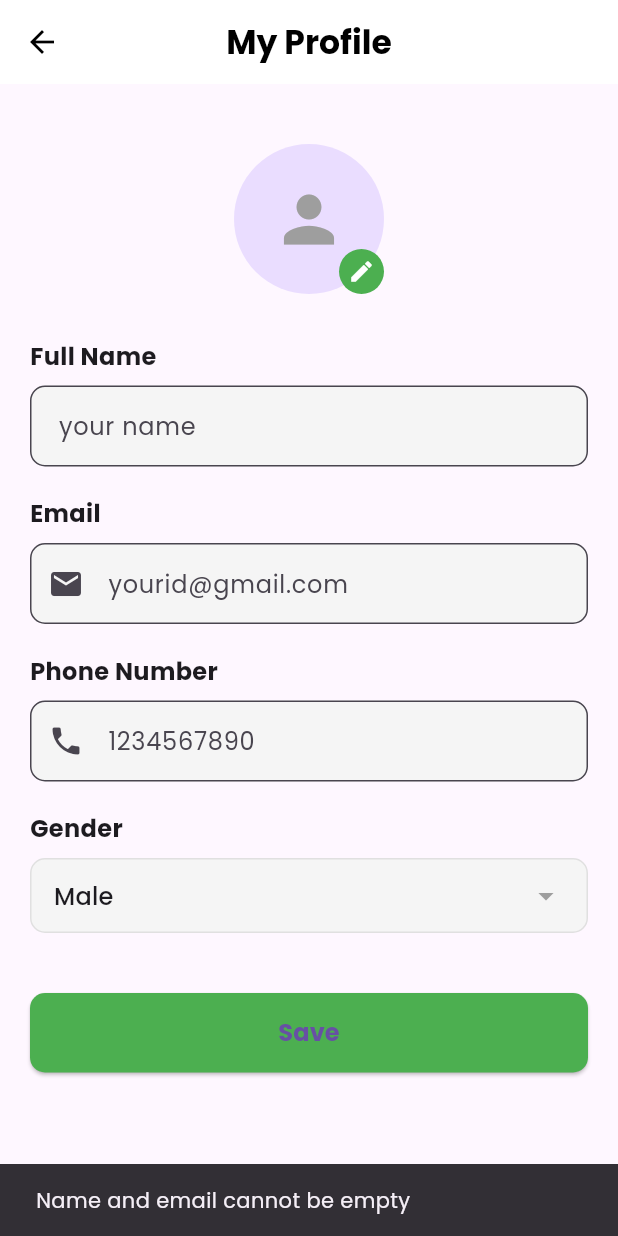
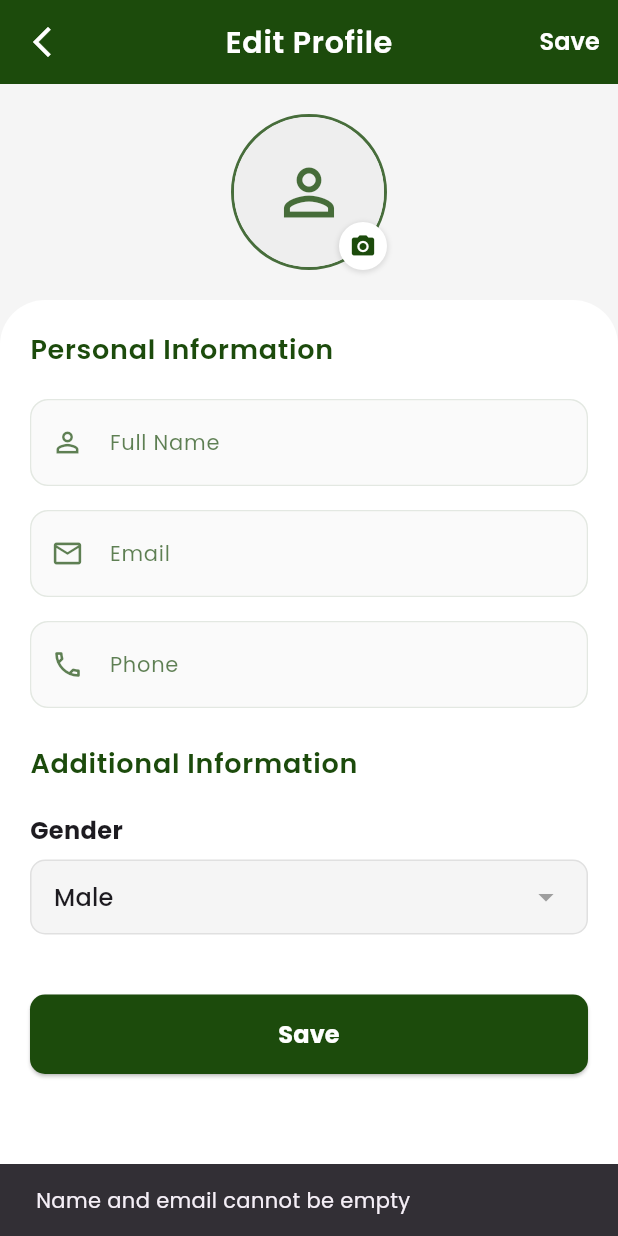
Before and after one commit to ShwetaRajputsk/cdd, a Flutter app: the EditProfileScreen screen opened by its route, after a tap on "Save", on a phone screen of 412 x 824 dp. Run offline on Flutter 3.47's test engine with Material 3 defaults, Android fonts, the phone set to English and light mode, and no system bars; our stand-ins replace camera, cloud_firestore, easy_localization, firebase_auth, firebase_core, firebase_storage and 3 more; accounts and stored records are empty.

Commit message:
Update edit_profile.dart

```diff
--- a/lib/edit_profile.dart
+++ b/lib/edit_profile.dart
@@ -4,7 +4,7 @@ import 'package:flutter/material.dart';
 import 'package:cloud_firestore/cloud_firestore.dart';
 import 'package:firebase_storage/firebase_storage.dart';
 import 'package:image_picker/image_picker.dart';
-import 'package:firebase_auth/firebase_auth.dart'; // Firebase Auth
+import 'package:firebase_auth/firebase_auth.dart';
 
 class EditProfileScreen extends StatefulWidget {
   const EditProfileScreen({Key? key}) : super(key: key);
@@ -19,10 +19,8 @@ class _EditProfileScreenState extends State<EditProfileScreen> {
   final TextEditingController _phoneController = TextEditingController();
   String? _selectedGender;
   String? _selectedBirthdate;
-  File? _selectedImageFile; // For mobile
-  Uint8List? _selectedImageBytes; // For web
-  String? _selectedImageName; // For web (file name)
-  String? _imageUrl; // To store the image URL fetched from Firestore
+  File? _selectedImageFile;
+  String? _imageUrl;
 
   @override
   void initState() {
@@ -38,11 +36,9 @@ class _EditProfileScreenState extends State<EditProfileScreen> {
     super.dispose();
   }
 
-  // Load user profile data (name, email, and image) from Firestore
   Future<void> _loadUserProfile() async {
     final user = FirebaseAuth.instance.currentUser;
     if (user != null) {
-      // Fetch user profile data
       final doc = await FirebaseFirestore.instance.collection('users').doc(user.uid).get();
       if (doc.exists) {
         setState(() {
@@ -51,21 +47,18 @@ class _EditProfileScreenState extends State<EditProfileScreen> {
           _phoneController.text = doc['phone'] ?? '';
           _selectedGender = doc['gender'] ?? 'Male';
           _selectedBirthdate = doc['birthdate'] ?? 'Select Date';
-          _imageUrl = doc['imageUrl']; // Fetch the image URL from Firestore
+          _imageUrl = doc['imageUrl'];
         });
       }
     }
   }
 
-  // Pick image (mobile or web)
   Future<void> _pickImage() async {
     if (kIsWeb) {
-      // Web file picker is not supported in this version
       ScaffoldMessenger.of(context).showSnackBar(
-        SnackBar(content: Text("Image picking is not supported on web in this version.")),
+        const SnackBar(content: Text("Image picking is not supported on web in this version.")),
       );
     } else {
-      // Mobile file picker
       final ImagePicker picker = ImagePicker();
       final XFile? image = await picker.pickImage(source: ImageSource.gallery);
       if (image != null) {
@@ -76,7 +69,6 @@ class _EditProfileScreenState extends State<EditProfileScreen> {
     }
   }
 
-  // Update profile details (name, email, and image)
   Future<void> _updateProfile() async {
     final user = FirebaseAuth.instance.currentUser;
     if (user != null) {
@@ -88,7 +80,7 @@ class _EditProfileScreenState extends State<EditProfileScreen> {
 
       if (name.isEmpty || email.isEmpty) {
         ScaffoldMessenger.of(context).showSnackBar(
-          SnackBar(content: Text("Name and email cannot be empty")),
+          const SnackBar(content: Text("Name and email cannot be empty")),
         );
         return;
       }
@@ -98,80 +90,107 @@ class _EditProfileScreenState extends State<EditProfileScreen> {
         'email': email,
         'phone': phone,
         'gender': gender,
+        'birthdate': birthdate,
       };
 
-      // Upload image if selected
       if (_selectedImageFile != null) {
         try {
           final storageRef = FirebaseStorage.instance.ref();
           final imageRef = storageRef.child('profile_images/${user.uid}.jpg');
-
-          String imageUrl = _imageUrl ?? '';
-
-          // Upload image file (mobile)
           await imageRef.putFile(_selectedImageFile!);
-          imageUrl = await imageRef.getDownloadURL();
-
-          profileData['imageUrl'] = imageUrl; // Store image URL in Firestore
-          setState(() {
-            _imageUrl = imageUrl; // Update the displayed image URL
-          });
+          final imageUrl = await imageRef.getDownloadURL();
+          profileData['imageUrl'] = imageUrl;
+          setState(() => _imageUrl = imageUrl);
         } catch (e) {
-          print("Error uploading image: $e");
           ScaffoldMessenger.of(context).showSnackBar(
-            SnackBar(content: Text("Error uploading image")),
+            const SnackBar(content: Text("Error uploading image")),
           );
           return;
         }
       }
-      // Update Firestore profile data
+
       try {
-        await FirebaseFirestore.instance.collection('users').doc(user.uid).set(profileData, SetOptions(merge: true));
-
+        await FirebaseFirestore.instance
+            .collection('users')
+            .doc(user.uid)
+            .set(profileData, SetOptions(merge: true));
         ScaffoldMessenger.of(context).showSnackBar(
-          SnackBar(content: Text("Profile updated successfully")),
+          const SnackBar(content: Text("Profile updated successfully")),
         );
       } catch (e) {
-        print("Error updating profile: $e");
         ScaffoldMessenger.of(context).showSnackBar(
-          SnackBar(content: Text("Error updating profile")),
+          const SnackBar(content: Text("Error updating profile")),
         );
       }
     }
   }
+
   @override
   Widget build(BuildContext context) {
     return Scaffold(
+      backgroundColor: const Color(0xFFF5F5F5),
       appBar: AppBar(
+        backgroundColor: const Color(0xFF1C4B0C),
+        elevation: 0,
         leading: IconButton(
-          icon: Icon(Icons.arrow_back, color: Colors.black),
+          icon: const Icon(Icons.arrow_back_ios_new, color: Colors.white),
           onPressed: () => Navigator.of(context).pop(),
         ),
-        backgroundColor: Colors.white,
-        elevation: 0,
-        title: Text(
-          'My Profile',
-          style: TextStyle(color: Colors.black, fontWeight: FontWeight.bold),
+        title: const Text(
+          'Edit Profile',
+          style: TextStyle(
+            color: Colors.white,
+            fontSize: 20,
+            fontWeight: FontWeight.w600,
+            letterSpacing: 0.5,
+          ),
         ),
         centerTitle: true,
+        actions: [
+          TextButton(
+            onPressed: _updateProfile,
+            child: const Text(
+              'Save',
+              style: TextStyle(
+                color: Colors.white,
+                fontSize: 16,
+                fontWeight: FontWeight.w600,
+              ),
+            ),
+          ),
+        ],
       ),
       body: SingleChildScrollView(
-        padding: EdgeInsets.symmetric(horizontal: 20, vertical: 20), // Added vertical padding
         child: Column(
           children: [
-            SizedBox(height: 20),
+            Padding(
+              padding: const EdgeInsets.all(20),
+              child: Column(
+                children: [
                   Stack(
                     children: [
-                CircleAvatar(
+                      Container(
+                        decoration: BoxDecoration(
+                          shape: BoxShape.circle,
+                          border: Border.all(
+                            color: const Color(0xFF1C4B0C).withOpacity(0.8),
+                            width: 2,
+                          ),
+                        ),
+                        child: CircleAvatar(
                           radius: 50,
+                          backgroundColor: Colors.grey[200],
                           backgroundImage: _selectedImageFile != null
-                      ? FileImage(_selectedImageFile!) // Mobile
+                              ? FileImage(_selectedImageFile!)
                               : _imageUrl != null
-                          ? NetworkImage(_imageUrl!) // Firestore URL
+                                  ? NetworkImage(_imageUrl!)
                                   : null,
                           child: _selectedImageFile == null && _imageUrl == null
-                      ? Icon(Icons.person, size: 50, color: Colors.grey)
+                              ? Icon(Icons.person_outline,
+                                  size: 50,
+                                  color: const Color(0xFF1C4B0C).withOpacity(0.8))
                               : null,
+                        ),
                       ),
                       Positioned(
                         bottom: 0,
@@ -179,15 +198,23 @@ class _EditProfileScreenState extends State<EditProfileScreen> {
                         child: GestureDetector(
                           onTap: _pickImage,
                           child: Container(
-                      height: 30,
-                      width: 30,
+                            height: 32,
+                            width: 32,
                             decoration: BoxDecoration(
-                        color: Colors.green,
+                              color: Colors.white,
                               shape: BoxShape.circle,
+                              boxShadow: [
+                                BoxShadow(
+                                  color: Colors.black.withOpacity(0.1),
+                                  spreadRadius: 1,
+                                  blurRadius: 2,
+                                  offset: const Offset(0, 1),
+                                ),
+                              ],
                             ),
                             child: Icon(
-                        Icons.edit,
-                        color: Colors.white,
+                              Icons.camera_alt,
+                              color: const Color(0xFF1C4B0C),
                               size: 18,
                             ),
                           ),
@@ -195,24 +222,62 @@ class _EditProfileScreenState extends State<EditProfileScreen> {
                       ),
                     ],
                   ),
-            SizedBox(height: 30),
-            buildTextField('Full Name', 'your name', controller: _nameController),
-            SizedBox(height: 20),
-            buildTextField('Email', 'yourid@gmail.com', controller: _emailController, icon: Icons.email),
-            SizedBox(height: 20),
-            buildTextField('Phone Number', '1234567890', controller: _phoneController, icon: Icons.phone),
-            SizedBox(height: 20),
-            // Gender Dropdown (styled like other fields)
+                ],
+              ),
+            ),
+            Container(
+              decoration: const BoxDecoration(
+                color: Colors.white,
+                borderRadius: BorderRadius.only(
+                  topLeft: Radius.circular(30),
+                  topRight: Radius.circular(30),
+                ),
+              ),
+              padding: const EdgeInsets.all(20),
+              child: Column(
+                crossAxisAlignment: CrossAxisAlignment.start,
+                children: [
+                  const Text(
+                    'Personal Information',
+                    style: TextStyle(
+                      fontSize: 18,
+                      fontWeight: FontWeight.w600,
+                      color: Color(0xFF1C4B0C),
+                      letterSpacing: 0.5,
+                    ),
+                  ),
+                  const SizedBox(height: 20),
+                  buildTextField('Full Name', 'Enter your name',
+                      controller: _nameController, icon: Icons.person_outline),
+                  const SizedBox(height: 16),
+                  buildTextField('Email', 'Enter your email',
+                      controller: _emailController, icon: Icons.email_outlined),
+                  const SizedBox(height: 16),
+                  buildTextField('Phone', 'Enter your phone number',
+                      controller: _phoneController, icon: Icons.phone_outlined),
+                  const SizedBox(height: 24),
+                  const Text(
+                    'Additional Information',
+                    style: TextStyle(
+                      fontSize: 18,
+                      fontWeight: FontWeight.w600,
+                      color: Color(0xFF1C4B0C),
+                      letterSpacing: 0.5,
+                    ),
+                  ),
+                  const SizedBox(height: 20),
                   Column(
                     crossAxisAlignment: CrossAxisAlignment.start,
                     children: [
-                Text(
+                      const Text(
                         'Gender',
-                  style: TextStyle(fontWeight: FontWeight.bold, fontSize: 16),
+                        style: TextStyle(
+                          fontWeight: FontWeight.bold,
+                          fontSize: 16),
                       ),
-                SizedBox(height: 8),
+                      const SizedBox(height: 8),
                       Container(
-                  padding: EdgeInsets.symmetric(horizontal: 15),
+                        padding: const EdgeInsets.symmetric(horizontal: 15),
                         decoration: BoxDecoration(
                           color: Colors.grey.shade100,
                           border: Border.all(color: Colors.grey.shade300),
@@ -222,72 +287,106 @@ class _EditProfileScreenState extends State<EditProfileScreen> {
                           child: DropdownButton<String>(
                             value: _selectedGender ?? 'Male',
                             onChanged: (newValue) {
-                        setState(() {
-                          _selectedGender = newValue;
-                        });
+                              setState(() => _selectedGender = newValue);
                             },
                             items: ['Male', 'Female', 'Other']
-                          .map((gender) => DropdownMenuItem(
+                                .map((gender) => DropdownMenuItem<String>(
                                       value: gender,
                                       child: Text(gender),
                                     ))
                                 .toList(),
-                      isExpanded: true, // Ensures the dropdown takes full width
-                      icon: Icon(Icons.arrow_drop_down, color: Colors.grey),
+                            isExpanded: true,
+                            icon: const Icon(Icons.arrow_drop_down,
+                                color: Colors.grey),
                           ),
                         ),
                       ),
                     ],
                   ),
-            SizedBox(height: 40),
-            // Save Button (moved slightly higher)
+                  const SizedBox(height: 40),
                   SizedBox(
                     width: double.infinity,
                     child: ElevatedButton(
                       onPressed: _updateProfile,
                       style: ElevatedButton.styleFrom(
-                  backgroundColor: Colors.green,
+                        backgroundColor: const Color(0xFF1C4B0C),
                         shape: RoundedRectangleBorder(
                           borderRadius: BorderRadius.circular(10),
                         ),
-                  padding: EdgeInsets.symmetric(vertical: 15),
+                        padding: const EdgeInsets.symmetric(vertical: 15),
                       ),
-                child: Text(
+                      child: const Text(
                         'Save',
-                  style: TextStyle(fontSize: 16, fontWeight: FontWeight.bold),
+                        style: TextStyle(
+                          fontSize: 16,
+                          fontWeight: FontWeight.bold,
+                          color: Colors.white),
                       ),
                     ),
                   ),
-            SizedBox(height: 40), // Added extra space at the bottom
+                  const SizedBox(height: 40),
+                ],
+              ),
+            ),
           ],
         ),
       ),
     );
   }
-  Widget buildTextField(String label, String placeholder, {IconData? icon, required TextEditingController controller}) {
-    return Column(
-      crossAxisAlignment: CrossAxisAlignment.start,
-      children: [
-        Text(
-          label,
-          style: TextStyle(fontWeight: FontWeight.bold, fontSize: 16),
+
+  Widget buildTextField(String label, String placeholder,
+      {IconData? icon, required TextEditingController controller}) {
+    return Container(
+      decoration: BoxDecoration(
+        color: Colors.grey[50],
+        borderRadius: BorderRadius.circular(12),
+        border: Border.all(color: const Color(0xFF1C4B0C).withOpacity(0.1)),
       ),
-        SizedBox(height: 8),
-        TextField(
+      child: TextField(
         controller: controller,
+        style: const TextStyle(
+          fontSize: 16,
+          color: Colors.black87,
+        ),
         decoration: InputDecoration(
+          labelText: label,
+          labelStyle: TextStyle(
+            color: const Color(0xFF1C4B0C).withOpacity(0.7),
+            fontSize: 14,
+          ),
           hintText: placeholder,
-            prefixIcon: icon != null ? Icon(icon) : null,
-            contentPadding: EdgeInsets.symmetric(horizontal: 15, vertical: 15),
+          hintStyle: TextStyle(
+            color: Colors.grey[400],
+            fontSize: 14,
+          ),
+          prefixIcon: icon != null
+              ? Icon(
+                  icon,
+                  color: const Color(0xFF1C4B0C).withOpacity(0.7),
+                  size: 22,
+                )
+              : null,
           border: OutlineInputBorder(
-              borderRadius: BorderRadius.circular(10),
-              borderSide: BorderSide(color: Colors.grey.shade300),
+            borderRadius: BorderRadius.circular(12),
+            borderSide: BorderSide.none,
           ),
-            filled: true,
-            fillColor: Colors.grey.shade100,
+          enabledBorder: OutlineInputBorder(
+            borderRadius: BorderRadius.circular(12),
+            borderSide: BorderSide.none,
+          ),
+          focusedBorder: OutlineInputBorder(
+            borderRadius: BorderRadius.circular(12),
+            borderSide: const BorderSide(
+              color: Color(0xFF1C4B0C),
+              width: 1.5,
             ),
           ),
-      ],
+          contentPadding: const EdgeInsets.symmetric(
+              horizontal: 16, vertical: 16),
+          filled: true,
+          fillColor: Colors.grey[50],
+        ),
+      ),
     );
   }
 }
```
Lines whose indentation alone changed are shown as unchanged.
